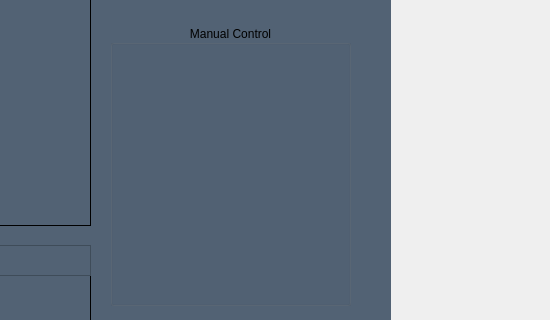
First picture: the form in gui/manager/ui/manager.ui, repository addinedu-ros-4th/ros-repo-2, before the edit; both pictures show x 640 to 1190 and y 265 to 585 of the 1190 by 864 pixel window.
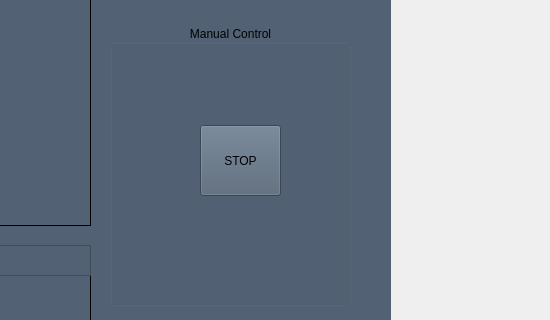
Second picture: the form after the edit. The open tabs and pages were chosen to show the change. Icons and pictures are not drawn.

Commit message: Feat: Robot Info Page

What changed in the file:
```diff
--- a/gui/manager/ui/manager.ui
+++ b/gui/manager/ui/manager.ui
@@ -449,6 +449,19 @@
        <property name="alignment">
         <set>Qt::AlignCenter</set>
        </property>
+       <widget class="QPushButton" name="btnStop">
+        <property name="geometry">
+         <rect>
+          <x>90</x>
+          <y>100</y>
+          <width>81</width>
+          <height>71</height>
+         </rect>
+        </property>
+        <property name="text">
+         <string>STOP</string>
+        </property>
+       </widget>
       </widget>
      </widget>
     </widget>
```
Left out of the diff: 2 changed lines with no effect on the pictures. The commit also changes 1 other file.
